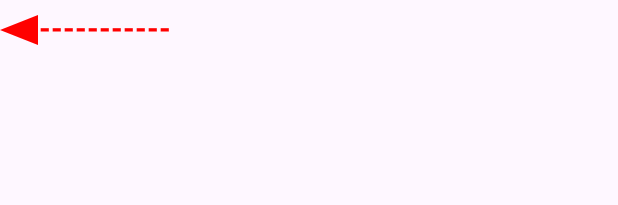
After one commit to MartinsLUT/LutemonApp, an Android app: the layout arrow_left_layout.xml on its own in the app's theme, with its tools: preview values and no code run, on a phone screen of 412 x 824 dp. The commit adds this screen. Shown: the top 205 px of the screen. Run offline under Robolectric (Android 15) with nearby library versions, the phone set to English and light mode, and no system bars.

Commit message:
Left to cleanup the code

```diff
--- a/app/src/main/java/com/example/lutemonapp/Storage.java
+++ b/app/src/main/java/com/example/lutemonapp/Storage.java
@@ -45,7 +45,7 @@ public class Storage {
             if (lutemon.id == id) {
                 lutemonsAtHome.remove(lutemon.id);
                 Home.remove();
-                lutemonsAtBattleField.put(lutemon.id, lutemon);
+                lutemonsAtBattleField.put(BattleField.getNumberOfLutemonsAtBattle(), lutemon);
                 BattleField.addLutemon();
             }
         }
--- /dev/null
+++ b/app/src/main/res/drawable/arrow_left.xml
@@ -0,0 +1,11 @@
+<?xml version="1.0" encoding="utf-8"?>
+<vector xmlns:android="http://schemas.android.com/apk/res/android"
+    android:height="12dp"
+    android:width="12dp"
+    android:viewportHeight="24"
+    android:viewportWidth="24">
+
+    <path
+        android:fillColor="#FF0000"
+        android:pathData="M0,12 L24,24 L24,0 Z" />
+</vector>
--- a/app/src/main/res/drawable/purple_button.xml
+++ b/app/src/main/res/drawable/purple_button.xml
@@ -1,11 +1,11 @@
 <?xml version="1.0" encoding="utf-8"?>
 <shape xmlns:android="http://schemas.android.com/apk/res/android"
     android:shape="rectangle">
-    <solid android:color="#6D36CE" />
+    <solid android:color="#673AB7" />
     <stroke
-        android:color="#6D36CE"
+        android:color="#673AB7"
         android:width="2dp" />
 
-    <corners android:radius="5dp" />
+    <corners android:radius="0dp" />
 
 </shape>
--- a/app/src/main/res/drawable/white_button.xml
+++ b/app/src/main/res/drawable/white_button.xml
@@ -3,7 +3,7 @@
     android:shape="rectangle">
     <solid android:color="#FFFFFF" />
     <stroke
-        android:color="#6D36CE"
+        android:color="#673AB7"
         android:width="2dp" />
 
     <corners android:radius="5dp" />
--- /dev/null
+++ b/app/src/main/res/layout/arrow_left_layout.xml
@@ -0,0 +1,24 @@
+<?xml version="1.0" encoding="utf-8"?>
+<LinearLayout
+    xmlns:android="http://schemas.android.com/apk/res/android"
+    android:layout_width="115dp"
+    android:layout_height="40dp"
+    android:orientation="horizontal"
+    android:gravity="center_vertical">
+    <View
+        android:layout_width="25dp"
+        android:layout_height="20dp"
+        android:layout_gravity="center_vertical"
+        android:background="@drawable/arrow_left"/>
+
+    <TextView
+        android:layout_width="90dp"
+        android:layout_height="30dp"
+        android:text="-----------"
+        android:textSize="20sp"
+        android:gravity="center_horizontal"
+        android:textStyle="bold"
+        android:textColor="#FF0000"/>
+
+
+</LinearLayout>
```
Also changed, not shown: app/src/main/java/com/example/lutemonapp/BattleArenaActivity.java (+10 -20 lines), app/src/main/res/drawable/arrow_right.xml (added, +11 -0 lines), app/src/main/res/layout/arrow_right_layout.xml (added, +25 -0 lines), app/src/main/res/layout/battle.xml (+20 -4 lines), app/src/main/res/layout/create_new_lutemon.xml (+9 -3 lines), app/src/main/res/layout/home.xml (+7 -3 lines), app/src/main/res/layout/homescreen_main.xml (+7 -3 lines), app/src/main/res/layout/statistics.xml (+19 -4 lines), app/src/main/res/layout/training_area.xml (+7 -3 lines).
